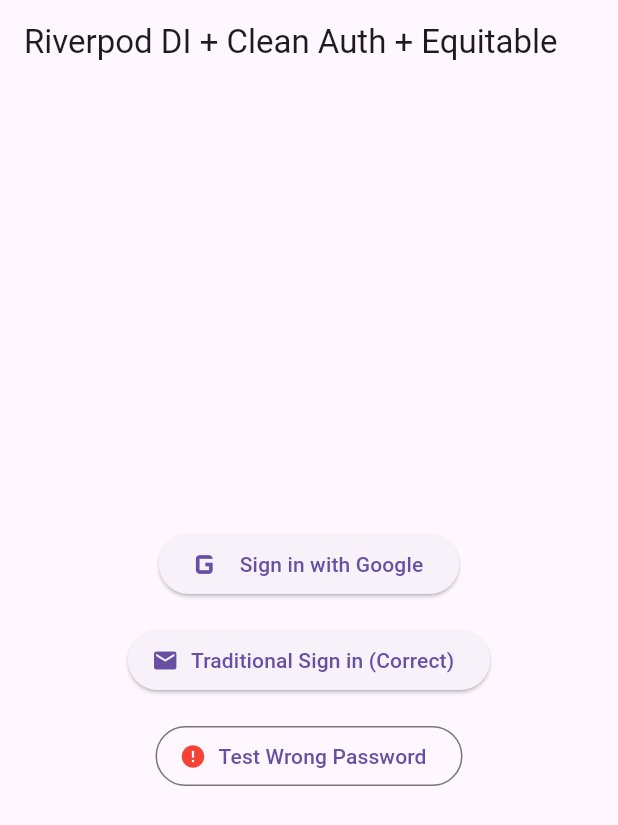
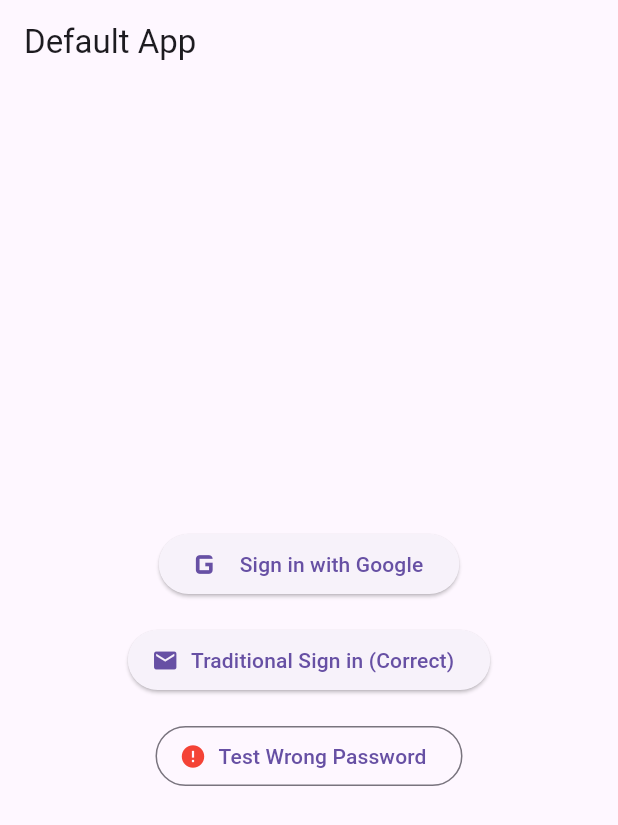
Before and after one commit to Kaung-Myat/clean-architecture-starter-kit, a Flutter app: the screen it shows after launch, on a phone screen of 412 x 824 dp. Shown: the top 825 px of the screen. Run offline on Flutter 3.47's test engine with Material 3 defaults, Android fonts, the phone set to English and light mode, and no system bars; our stand-ins replace flutter_riverpod, freezed_annotation, riverpod_annotation; generated files the repository leaves out were written again.

Commit message:
Test UAT CI/CD Workflow

```diff
--- a/lib/features/auth/presentation/pages/auth_page.dart
+++ b/lib/features/auth/presentation/pages/auth_page.dart
@@ -9,10 +9,13 @@ class AuthPage extends ConsumerWidget {
   @override
   Widget build(BuildContext context, WidgetRef ref) {
     print("🔄 AuthPage Rebuild ဖြစ်သွားပါပြီ!");
+    // String.fromEnvironment ဖြင့် .env ထဲက တန်ဖိုးကို လှမ်းယူခြင်း
+    // (Local မှာ Run တဲ့အခါ မရှိရင် 'Default App' ဟု ပေါ်နေမည်)
+    const appName = String.fromEnvironment('APP_NAME', defaultValue: 'Default App');
     final authState = ref.watch(authControllerProvider);
     final authNotifier = ref.read(authControllerProvider.notifier);
     return Scaffold(
-      appBar: AppBar(title: const Text('Riverpod DI + Clean Auth + Equitable')),
+      appBar: AppBar(title: const Text(appName)),
       body: Padding(
         padding: const EdgeInsets.all(20.0),
         child: Center(
```
Also changed, not shown: 1 other file.
